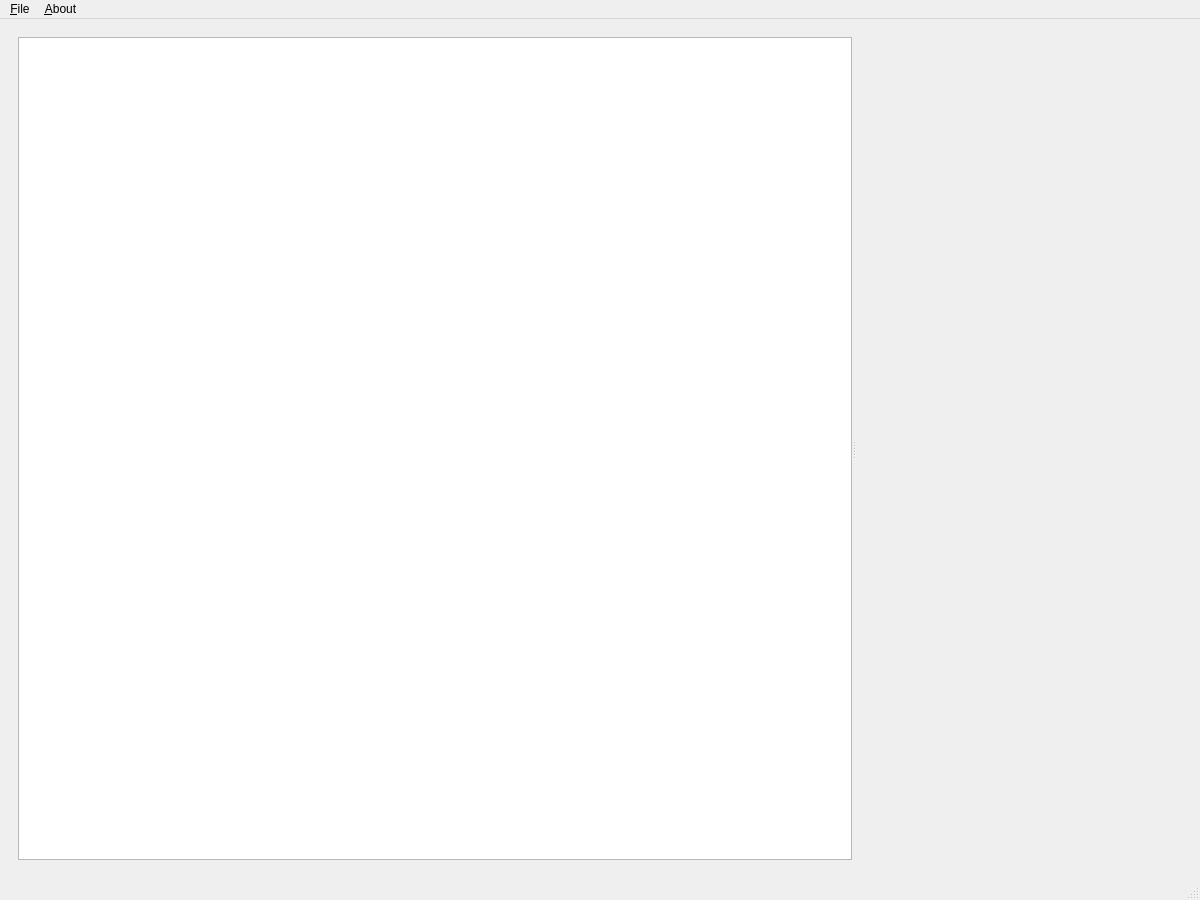
The window that mainwindow.ui (srutz/qtmem0ry) describes before a commit, drawn with Qt 5.
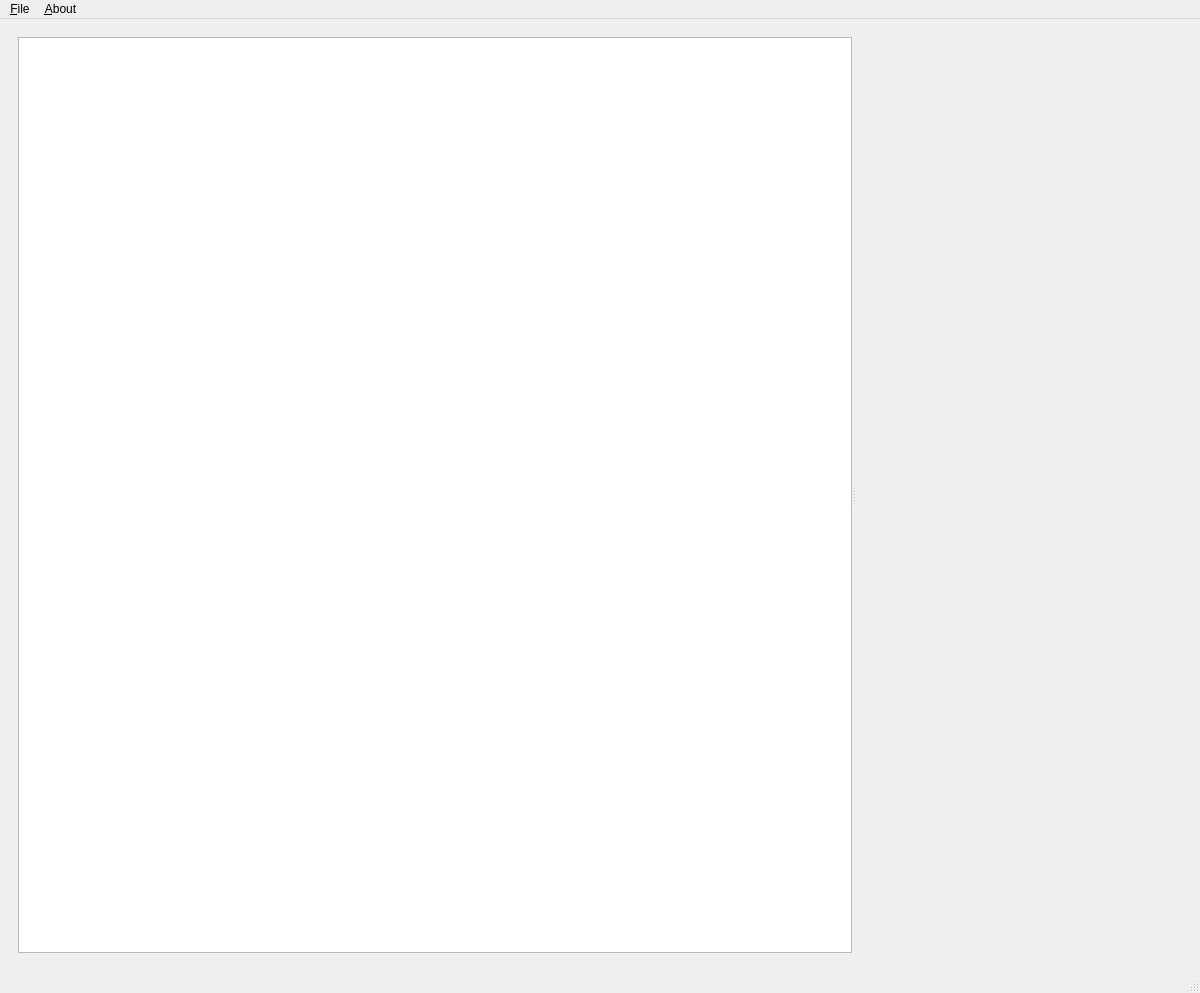
The same window after the commit.

Diff of the .ui file:
```diff
--- a/mainwindow.ui
+++ b/mainwindow.ui
@@ -7,7 +7,7 @@
     <x>0</x>
     <y>0</y>
     <width>1200</width>
-    <height>900</height>
+    <height>993</height>
    </rect>
   </property>
   <property name="windowTitle">
```
